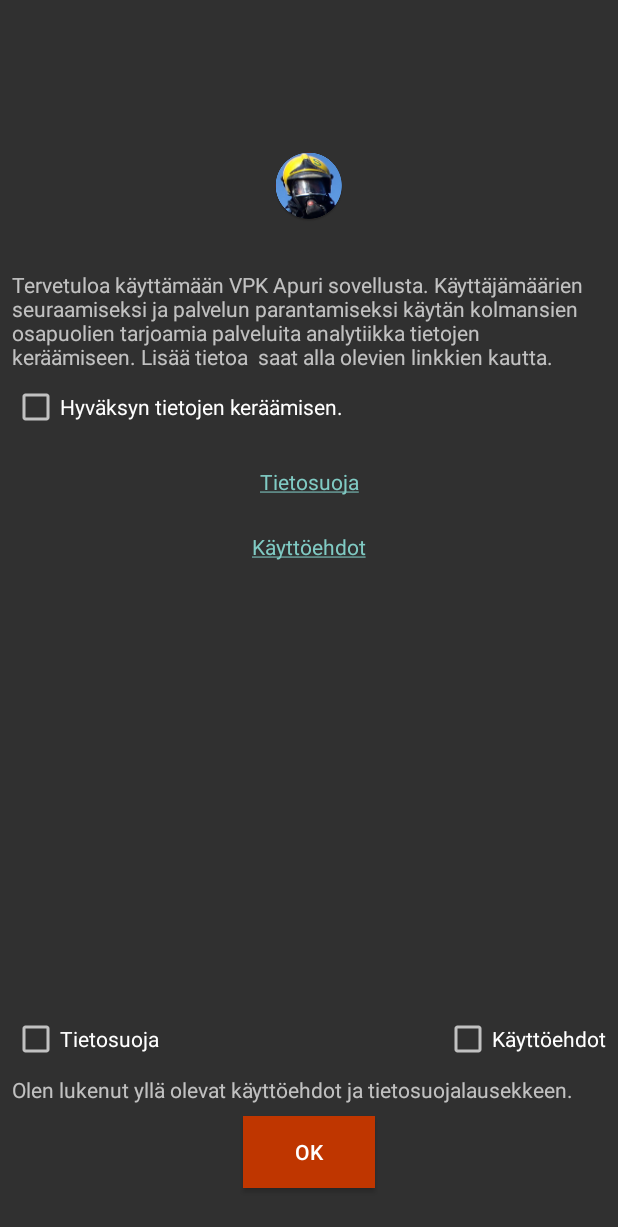
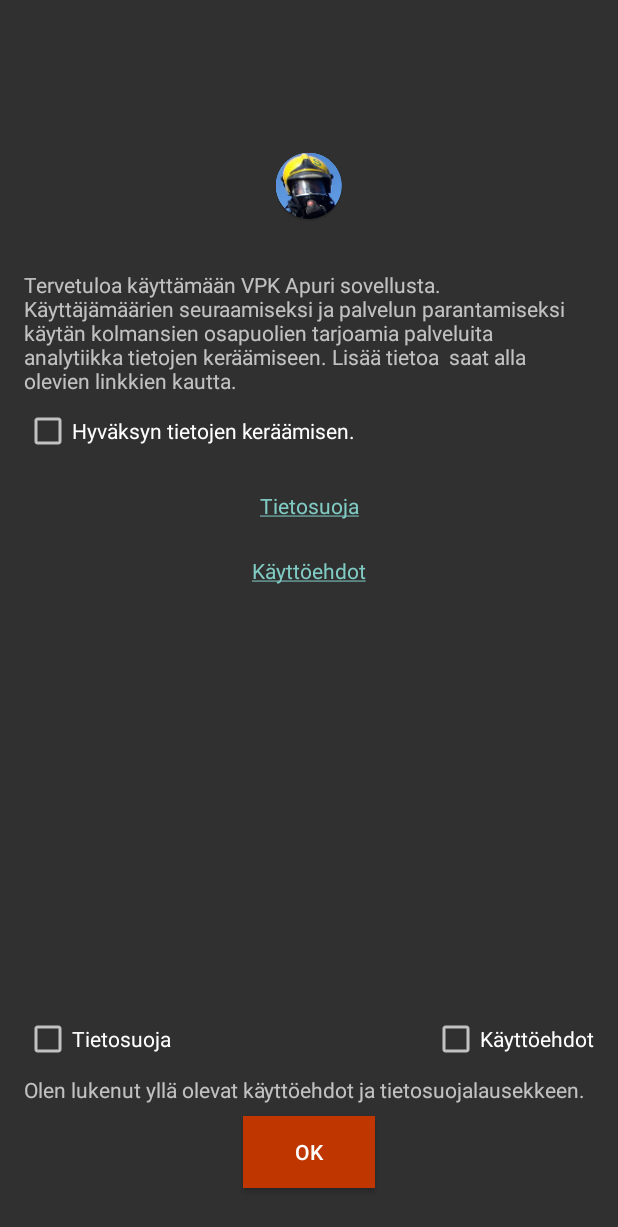
Before and after one commit to Kultalaaki/VPKApuri, an Android app: the screen it shows after launch (LauncherActivity), on a phone screen of 412 x 824 dp. Shown: the top 1227 px of the screen. Run offline under Robolectric (Android 15) with nearby library versions, the phone set to English and light mode, and no system bars.

Commit message:
Don't know!

```diff
--- a/app/src/main/java/kultalaaki/vpkapuri/LauncherActivity.java
+++ b/app/src/main/java/kultalaaki/vpkapuri/LauncherActivity.java
@@ -1,16 +1,28 @@
 package kultalaaki.vpkapuri;
 
+import android.annotation.SuppressLint;
+import android.app.ActivityOptions;
+import android.content.Intent;
+import android.content.SharedPreferences;
+import android.os.Build;
+import android.preference.PreferenceManager;
 import android.support.v4.app.FragmentManager;
 import android.support.v4.app.FragmentTransaction;
 import android.support.v7.app.AppCompatActivity;
 import android.os.Bundle;
+import android.view.View;
+import android.widget.CheckBox;
 
 public class LauncherActivity extends AppCompatActivity {
 
+    SharedPreferences sharedPreferences;
+
+    @SuppressLint("ApplySharedPref")
     @Override
     protected void onCreate(Bundle savedInstanceState) {
         super.onCreate(savedInstanceState);
         setContentView(R.layout.activity_launcher);
+        sharedPreferences = PreferenceManager.getDefaultSharedPreferences(this);
     }
 
     protected void onStart() {
--- a/app/src/main/java/kultalaaki/vpkapuri/kayttoehdotFragment.java
+++ b/app/src/main/java/kultalaaki/vpkapuri/kayttoehdotFragment.java
@@ -1,10 +1,13 @@
 package kultalaaki.vpkapuri;
 
 
+import android.annotation.SuppressLint;
 import android.app.ActivityOptions;
 import android.content.Intent;
+import android.content.SharedPreferences;
 import android.os.Build;
 import android.os.Bundle;
+import android.preference.PreferenceManager;
 import android.support.annotation.NonNull;
 import android.support.v4.app.Fragment;
 import android.text.method.LinkMovementMethod;
@@ -13,7 +16,9 @@ import android.view.View;
 import android.view.ViewGroup;
 import android.widget.Button;
 import android.widget.CheckBox;
+import android.widget.CompoundButton;
 import android.widget.TextView;
+import android.widget.Toast;
 
 
 /**
@@ -29,6 +34,7 @@ public class kayttoehdotFragment extends Fragment {
     CheckBox approveAnalytics, tietosuoja, kayttoehdot;
     TextView tietosuojaLink, kayttoehdotLink;
     Button Ok;
+    SharedPreferences sharedPreferences;
 
 
     public kayttoehdotFragment() {
@@ -53,9 +59,18 @@ public class kayttoehdotFragment extends Fragment {
         return fragment;
     }
 
+    @SuppressLint("ApplySharedPref")
     @Override
     public void onCreate(Bundle savedInstanceState) {
         super.onCreate(savedInstanceState);
+        sharedPreferences = PreferenceManager.getDefaultSharedPreferences(getActivity());
+        //sharedPreferences.edit().putBoolean("termsShown", true).commit();
+        if(sharedPreferences.getBoolean("termsShown", true)) {
+            sharedPreferences.edit().putBoolean("tietosuoja", false).commit();
+            sharedPreferences.edit().putBoolean("kayttoehdot", false).commit();
+            sharedPreferences.edit().putBoolean("analyticsEnabled", false).commit();
+            sharedPreferences.edit().putBoolean("termsShown", false).commit();
+        }
     }
 
     @Override
@@ -78,6 +93,7 @@ public class kayttoehdotFragment extends Fragment {
 
     public void onStart() {
         super.onStart();
+        setCheckedStates();
         setLinks();
         checkUserConsentsAndApprovalOfThings();
     }
@@ -87,10 +103,30 @@ public class kayttoehdotFragment extends Fragment {
         kayttoehdotLink.setMovementMethod(LinkMovementMethod.getInstance());
     }
 
+    void setCheckedStates() {
+        if(sharedPreferences.getBoolean("analyticsEnabled", false)) {
+            approveAnalytics.setChecked(true);
+        } else {
+            approveAnalytics.setChecked(false);
+        }
+        if(sharedPreferences.getBoolean("tietosuoja", false)) {
+            tietosuoja.setChecked(true);
+        } else {
+            tietosuoja.setChecked(false);
+        }
+        if(sharedPreferences.getBoolean("kayttoehdot", false)) {
+            kayttoehdot.setChecked(true);
+        } else {
+            kayttoehdot.setChecked(false);
+        }
+    }
+
     void checkUserConsentsAndApprovalOfThings() {
         Ok.setOnClickListener(new View.OnClickListener() {
+            @SuppressLint("ApplySharedPref")
             @Override
             public void onClick(View v) {
+
                 if (Build.VERSION.SDK_INT >= Build.VERSION_CODES.LOLLIPOP) {
                     ActivityOptions options = ActivityOptions.makeSceneTransitionAnimation(getActivity());
                     Intent intent = new Intent(getActivity(), Etusivu.class);
@@ -101,6 +137,58 @@ public class kayttoehdotFragment extends Fragment {
                 }
             }
         });
+
+        approveAnalytics.setOnClickListener(new View.OnClickListener() {
+            @SuppressLint("ApplySharedPref")
+            @Override
+            public void onClick(View v) {
+                if(sharedPreferences.getBoolean("analyticsEnabled", false)) {
+                    sharedPreferences.edit().putBoolean("analyticsEnabled", false).commit();
+                    setCheckedStates();
+                } else {
+                    sharedPreferences.edit().putBoolean("analyticsEnabled", true).commit();
+                    setCheckedStates();
+                }
+            }
+        });
+
+        tietosuoja.setOnClickListener(new View.OnClickListener() {
+            @SuppressLint("ApplySharedPref")
+            @Override
+            public void onClick(View v) {
+                if(sharedPreferences.getBoolean("tietosuoja", false)) {
+                    sharedPreferences.edit().putBoolean("tietosuoja", false).commit();
+                    setCheckedStates();
+                } else {
+                    sharedPreferences.edit().putBoolean("tietosuoja", true).commit();
+                    setCheckedStates();
+                }
+            }
+        });
+
+        kayttoehdot.setOnClickListener(new View.OnClickListener() {
+            @SuppressLint("ApplySharedPref")
+            @Override
+            public void onClick(View v) {
+                if(sharedPreferences.getBoolean("kayttoehdot", false)) {
+                    sharedPreferences.edit().putBoolean("kayttoehdot", false).commit();
+                    setCheckedStates();
+                } else {
+                    sharedPreferences.edit().putBoolean("kayttoehdot", true).commit();
+                    setCheckedStates();
+                }
+            }
+        });
     }
 
+    public void onPause() {
+        super.onPause();
+
+    }
+
+    public void onResume() {
+        super.onResume();
+        //setCheckedStates();
+        //checkUserConsentsAndApprovalOfThings();
+    }
 }
--- a/app/src/main/res/layout/fragment_kayttoehdot.xml
+++ b/app/src/main/res/layout/fragment_kayttoehdot.xml
@@ -20,11 +20,11 @@
         android:id="@+id/welcometextView"
         android:layout_width="0dp"
         android:layout_height="wrap_content"
-        android:layout_marginStart="8dp"
-        android:layout_marginLeft="8dp"
+        android:layout_marginStart="16dp"
+        android:layout_marginLeft="16dp"
         android:layout_marginTop="32dp"
-        android:layout_marginEnd="8dp"
-        android:layout_marginRight="8dp"
+        android:layout_marginEnd="16dp"
+        android:layout_marginRight="16dp"
         android:text="Tervetuloa käyttämään VPK Apuri sovellusta. Käyttäjämäärien seuraamiseksi ja palvelun parantamiseksi käytän kolmansien osapuolien tarjoamia palveluita analytiikka tietojen keräämiseen. Lisää tietoa  saat alla olevien linkkien kautta."
         app:layout_constraintEnd_toEndOf="parent"
         app:layout_constraintStart_toStartOf="parent"
@@ -45,8 +45,8 @@
         android:id="@+id/tietosuojacheckBox"
         android:layout_width="wrap_content"
         android:layout_height="wrap_content"
-        android:layout_marginStart="8dp"
-        android:layout_marginLeft="8dp"
+        android:layout_marginStart="16dp"
+        android:layout_marginLeft="16dp"
         android:layout_marginBottom="8dp"
         android:text="Tietosuoja"
         app:layout_constraintBottom_toTopOf="@+id/haveReadtextView"
@@ -56,8 +56,8 @@
         android:id="@+id/kayttoehdotcheckBox"
         android:layout_width="wrap_content"
         android:layout_height="wrap_content"
-        android:layout_marginEnd="8dp"
-        android:layout_marginRight="8dp"
+        android:layout_marginEnd="16dp"
+        android:layout_marginRight="16dp"
         android:layout_marginBottom="8dp"
         android:text="Käyttöehdot"
         app:layout_constraintBottom_toTopOf="@+id/haveReadtextView"
@@ -67,10 +67,10 @@
         android:id="@+id/haveReadtextView"
         android:layout_width="0dp"
         android:layout_height="wrap_content"
-        android:layout_marginStart="8dp"
-        android:layout_marginLeft="8dp"
-        android:layout_marginEnd="8dp"
-        android:layout_marginRight="8dp"
+        android:layout_marginStart="16dp"
+        android:layout_marginLeft="16dp"
+        android:layout_marginEnd="16dp"
+        android:layout_marginRight="16dp"
         android:layout_marginBottom="8dp"
         android:text="Olen lukenut yllä olevat käyttöehdot ja tietosuojalausekkeen."
         app:layout_constraintBottom_toTopOf="@+id/okButton"
@@ -81,11 +81,11 @@
         android:id="@+id/approvalcheckBox"
         android:layout_width="0dp"
         android:layout_height="wrap_content"
-        android:layout_marginStart="8dp"
-        android:layout_marginLeft="8dp"
+        android:layout_marginStart="16dp"
+        android:layout_marginLeft="16dp"
         android:layout_marginTop="8dp"
-        android:layout_marginEnd="8dp"
-        android:layout_marginRight="8dp"
+        android:layout_marginEnd="16dp"
+        android:layout_marginRight="16dp"
         android:text="Hyväksyn tietojen keräämisen."
         app:layout_constraintEnd_toEndOf="parent"
         app:layout_constraintStart_toStartOf="parent"
@@ -95,11 +95,11 @@
         android:id="@+id/tietosuoja"
         android:layout_width="wrap_content"
         android:layout_height="wrap_content"
-        android:layout_marginStart="8dp"
-        android:layout_marginLeft="8dp"
+        android:layout_marginStart="16dp"
+        android:layout_marginLeft="16dp"
         android:layout_marginTop="24dp"
-        android:layout_marginEnd="8dp"
-        android:layout_marginRight="8dp"
+        android:layout_marginEnd="16dp"
+        android:layout_marginRight="16dp"
         android:text="@string/tietosuojaLink"
         android:textColor="#BF3600"
         app:layout_constraintEnd_toEndOf="parent"
@@ -110,11 +110,11 @@
         android:id="@+id/kayttoehdot"
         android:layout_width="wrap_content"
         android:layout_height="wrap_content"
-        android:layout_marginStart="8dp"
-        android:layout_marginLeft="8dp"
+        android:layout_marginStart="16dp"
+        android:layout_marginLeft="16dp"
         android:layout_marginTop="24dp"
-        android:layout_marginEnd="8dp"
-        android:layout_marginRight="8dp"
+        android:layout_marginEnd="16dp"
+        android:layout_marginRight="16dp"
         android:text="@string/k_ytt_ehdotLink"
         android:textColor="#BF3600"
         app:layout_constraintEnd_toEndOf="parent"
```
